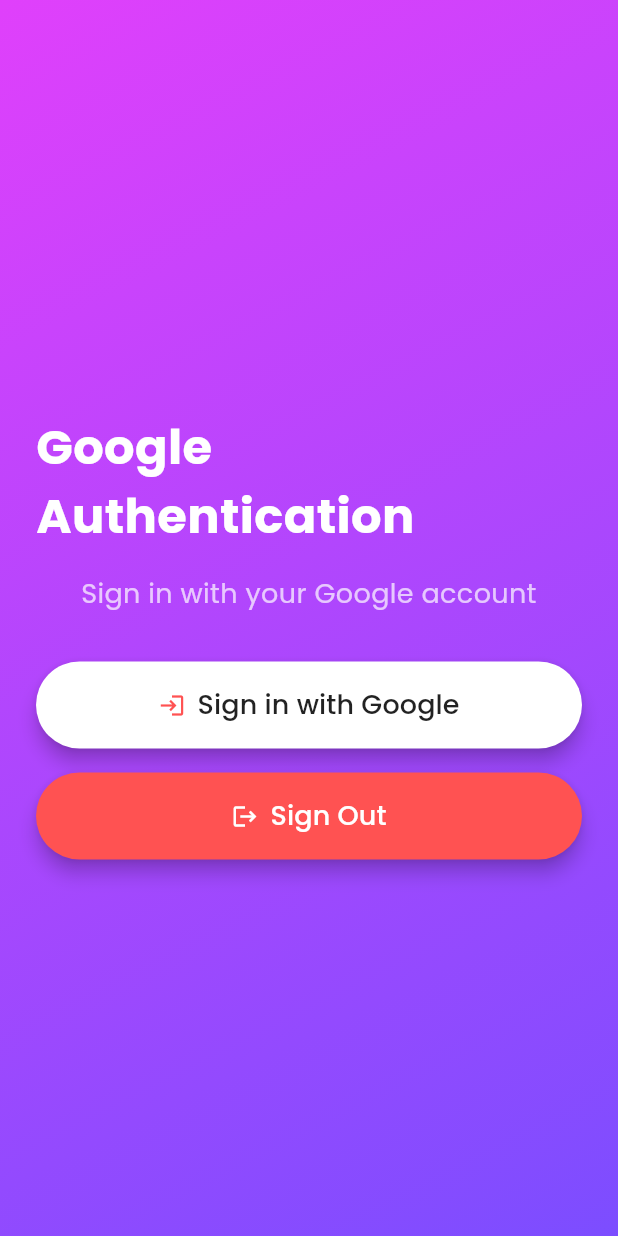
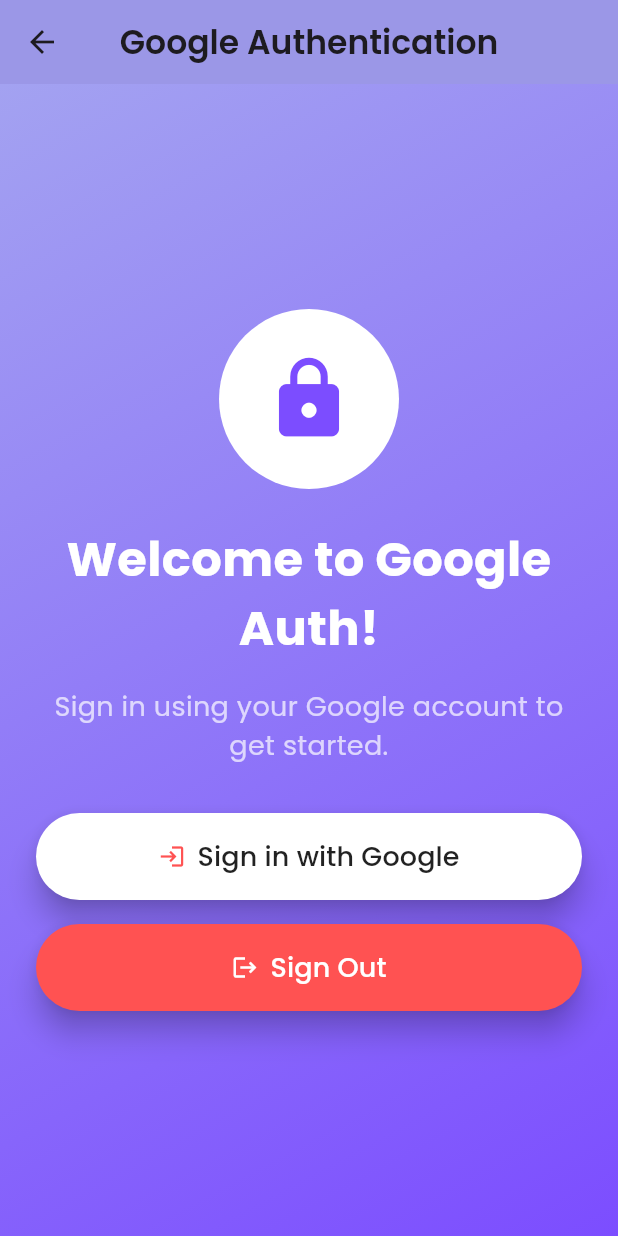
Before and after one commit to A-Phat/authentication_firebase, a Flutter app: the GoogleAuthScreen screen opened directly, after a tap on "Sign in with Google", on a phone screen of 412 x 824 dp. Run offline on Flutter 3.47's test engine with Material 3 defaults, Android fonts, the phone set to English and light mode, and no system bars; our stand-ins replace firebase_auth, firebase_core, google_fonts, google_sign_in; accounts and stored records are empty.

Commit message:
Enhance Google and Phone authentication screens with improved UI elements and styling

```diff
--- a/lib/screens/google_auth_screen.dart
+++ b/lib/screens/google_auth_screen.dart
@@ -21,7 +21,8 @@ class _GoogleAuthScreenState extends State<GoogleAuthScreen> {
         return; // ผู้ใช้ยกเลิกการเข้าสู่ระบบ
       }
 
-      final GoogleSignInAuthentication googleAuth = await googleUser.authentication;
+      final GoogleSignInAuthentication googleAuth =
+      await googleUser.authentication;
 
       // สร้าง Credential สำหรับ Firebase
       final credential = GoogleAuthProvider.credential(
@@ -30,19 +31,17 @@ class _GoogleAuthScreenState extends State<GoogleAuthScreen> {
       );
 
       // เข้าสู่ระบบ Firebase ด้วย Google Credential
-      final UserCredential userCredential = await _auth.signInWithCredential(credential);
+      final UserCredential userCredential =
+      await _auth.signInWithCredential(credential);
 
       // รับ Token เพื่อส่งไป Backend
       String? idToken = await userCredential.user?.getIdToken();
       debugPrint("Firebase ID Token: $idToken");
 
-      // แสดง Token ใน SnackBar (เพื่อการตรวจสอบ)
+      // แสดง Token ใน SnackBar
       ScaffoldMessenger.of(context).showSnackBar(
-        SnackBar(content: Text("Google Signed in! ")),
+        SnackBar(content: Text("Signed in successfully!")),
       );
-
-      // ส่ง Token ไปยัง Backend ได้ที่นี่
-      // sendTokenToBackend(idToken);  // <-- สามารถเพิ่มฟังก์ชันนี้ได้ตามต้องการ
     } catch (e) {
       print("Error during Google Sign-In: $e");
       ScaffoldMessenger.of(context).showSnackBar(
@@ -62,11 +61,22 @@ class _GoogleAuthScreenState extends State<GoogleAuthScreen> {
   @override
   Widget build(BuildContext context) {
     return Scaffold(
+      // ✅ เพิ่ม AppBar สวยงามและโค้งมน
+      appBar: AppBar(
+        title: Text(
+          "Google Authentication",
+          style: GoogleFonts.poppins(fontWeight: FontWeight.w600),
+        ),
+        backgroundColor: Color(0xFFA3A2F1),
+        elevation: 10,
+        centerTitle: true,
+
+      ),
       body: Container(
         padding: const EdgeInsets.symmetric(horizontal: 24),
         decoration: const BoxDecoration(
           gradient: LinearGradient(
-            colors: [Colors.purpleAccent, Colors.deepPurpleAccent],
+            colors: [Color(0xFFA3A2F1), Colors.deepPurpleAccent],
             begin: Alignment.topLeft,
             end: Alignment.bottomRight,
           ),
@@ -76,35 +86,37 @@ class _GoogleAuthScreenState extends State<GoogleAuthScreen> {
             child: Column(
               mainAxisAlignment: MainAxisAlignment.center,
               children: [
-                // โลโก้ Google
-                // CircleAvatar(
-                //   radius: 60,
-                //   backgroundColor: Colors.white,
-                //   child: Image.asset(
-                //     'assets/google_logo.png', // เพิ่มโลโก้ Google (เพิ่มใน assets)
-                //     height: 60,
-                //   ),
-                // ),
+                // ✅ โลโก้ Google
+                CircleAvatar(
+                  radius: 60,
+                  backgroundColor: Colors.white,
+                  child: Icon(
+                    Icons.lock,
+                    color: Colors.deepPurpleAccent,
+                    size: 60,
+                  ),
+                ),
                 const SizedBox(height: 24),
 
-                // ข้อความต้อนรับ
+                // ✅ ข้อความต้อนรับ
                 Text(
-                  "Google Authentication",
+                  "Welcome to Google Auth!",
                   style: GoogleFonts.poppins(
                     fontSize: 32,
                     fontWeight: FontWeight.bold,
                     color: Colors.white,
                   ),
+                  textAlign: TextAlign.center,
                 ),
                 const SizedBox(height: 16),
                 Text(
-                  "Sign in with your Google account",
+                  "Sign in using your Google account to get started.",
                   style: GoogleFonts.poppins(fontSize: 18, color: Colors.white70),
                   textAlign: TextAlign.center,
                 ),
                 const SizedBox(height: 32),
 
-                // ปุ่ม Sign in ด้วย Google
+                // ✅ ปุ่ม Sign in ด้วย Google
                 _buildButton(
                   text: "Sign in with Google",
                   icon: Icons.login,
@@ -115,7 +127,7 @@ class _GoogleAuthScreenState extends State<GoogleAuthScreen> {
                 ),
                 const SizedBox(height: 16),
 
-                // ปุ่ม Sign Out
+                // ✅ ปุ่ม Sign Out
                 _buildButton(
                   text: "Sign Out",
                   icon: Icons.logout,
@@ -149,7 +161,7 @@ class _GoogleAuthScreenState extends State<GoogleAuthScreen> {
           shape: RoundedRectangleBorder(
             borderRadius: BorderRadius.circular(30),
           ),
-          elevation: 5, // เพิ่มเงา
+          elevation: 8, // ✅ เพิ่มเงา
         ),
         onPressed: onPressed,
         icon: Icon(icon, color: iconColor),
--- a/lib/screens/phone-auth-screen.dart
+++ b/lib/screens/phone-auth-screen.dart
@@ -84,14 +84,19 @@ class _PhoneAuthScreenState extends State<PhoneAuthScreen> {
 
     return Scaffold(
       appBar: AppBar(
-        title: const Text("Phone Authentication"),
+        title:  Text("Phone Authentication",
+            style: GoogleFonts.poppins(fontWeight: FontWeight.w600),),
         backgroundColor: appBarColor,
         centerTitle: true,
       ),
       body: Container(
         padding: const EdgeInsets.symmetric(horizontal: 24),
         decoration: const BoxDecoration(
-          color: appBarColor, // เปลี่ยนสีพื้นหลังเป็นสีเดียวกับ AppBar
+          gradient: LinearGradient(
+            colors: [Color(0xFFA3A2F1), Colors.deepPurpleAccent],
+            begin: Alignment.topLeft,
+            end: Alignment.bottomRight,
+          ),
         ),
         child: Center(
           child: SingleChildScrollView(
```
